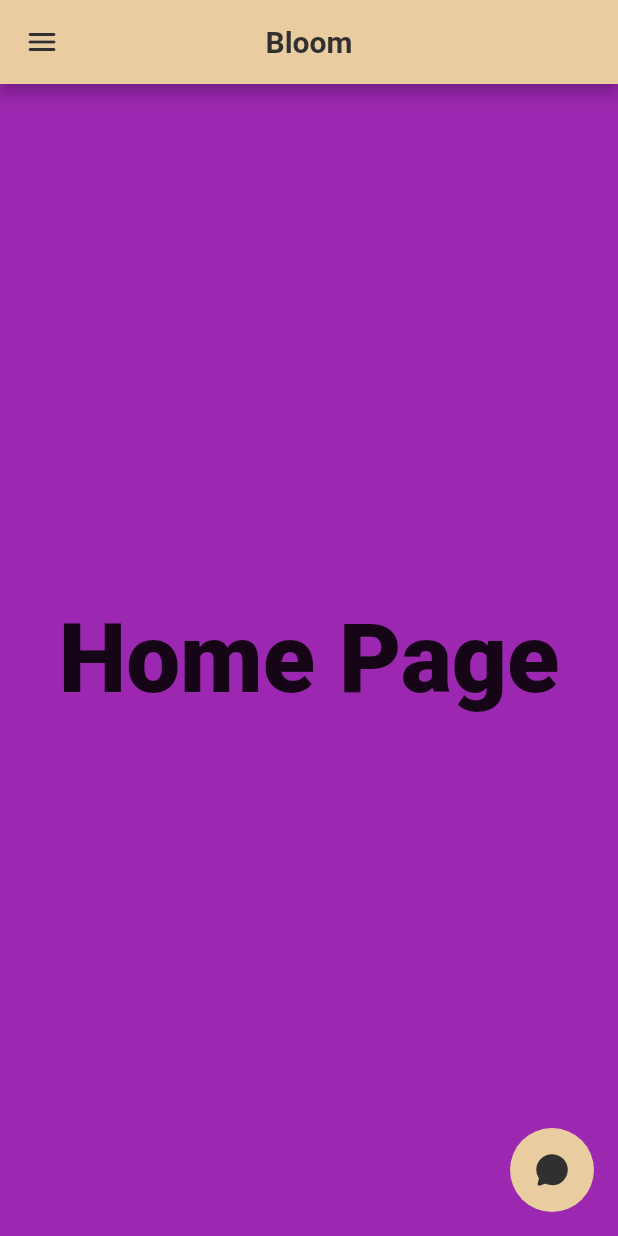
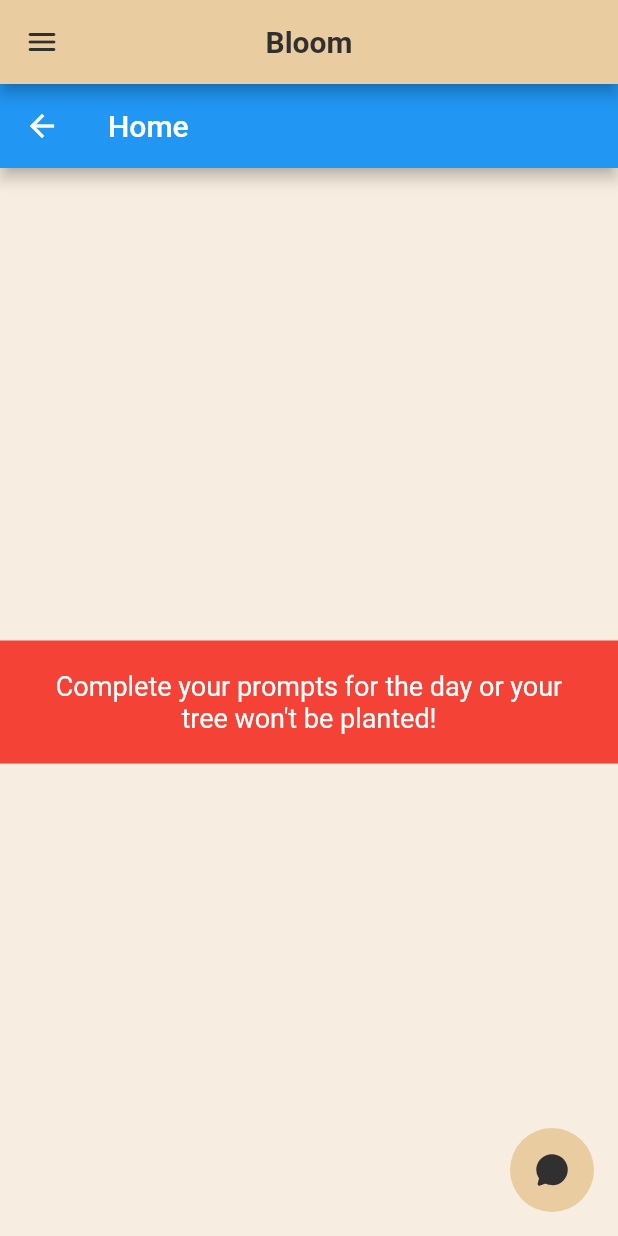
Before and after one commit to exoad/BloomApp, a Flutter app: the MainApp screen opened directly, on a phone screen of 412 x 824 dp. Run offline on Flutter 3.47's test engine with Material 2 defaults, Android fonts, the phone set to English and light mode, and no system bars; our stand-ins replace ionicons, shared_preferences, yaml; accounts and stored records are empty.

Commit message:
Fixed garden + banner homepage

```diff
--- a/lib/main.dart
+++ b/lib/main.dart
@@ -8,6 +8,7 @@ import 'package:blosso_mindfulness/bits/helper.dart';
 import 'package:blosso_mindfulness/bits/consts.dart';
 import 'package:shared_preferences/shared_preferences.dart';
 import 'package:intl/intl.dart';
+import 'dart:math';
 
 void main() {
   WidgetsFlutterBinding.ensureInitialized();
@@ -260,26 +261,28 @@ class _InputDetailsControllerRowState
 }
 
 class GardenPage extends StatefulWidget {
-  const GardenPage({super.key});
-  //got this to work
   @override
   _GardenPageState createState() => _GardenPageState();
 }
 
 class _GardenPageState extends State<GardenPage> {
   DateTime currentMonth = DateTime.now();
+  Random random = Random();
+  DateTime getFirstDayOfWeekForWeek(int weekIndex, int year, int month) {
+        DateTime firstDayOfMonth = DateTime(year, month, 1);
+        int daysToSkip = weekIndex * 7;  // 7 days per week
+        return firstDayOfMonth.add(Duration(days: daysToSkip));
+      }
   @override
   Widget build(BuildContext context) {
     return Scaffold(
       appBar: AppBar(
-        title: Text(
-            '${DateFormat.MMMM().format(currentMonth)} ${currentMonth.year}'),
+        title: Text('${DateFormat.MMMM().format(currentMonth)} ${currentMonth.year}'),
         leading: IconButton(
           icon: const Icon(Icons.arrow_left),
           onPressed: () {
             setState(() {
-              currentMonth = DateTime(
-                  currentMonth.year, currentMonth.month - 1, 1);
+              currentMonth = DateTime(currentMonth.year, currentMonth.month - 1, 1);
             });
           },
         ),
@@ -288,51 +291,148 @@ class _GardenPageState extends State<GardenPage> {
             icon: const Icon(Icons.arrow_right),
             onPressed: () {
               setState(() {
-                currentMonth = DateTime(
-                    currentMonth.year, currentMonth.month + 1, 1);
+                currentMonth = DateTime(currentMonth.year, currentMonth.month + 1, 1);
               });
             },
-          )
+          ),
+          IconButton(
+            icon: const Icon(Icons.refresh),
+            onPressed: () => setState(() {}), // This will refresh the page and replant the flowers
+          ),
         ],
       ),
       body: ListView.builder(
-        itemCount:
-            getNumberOfWeeks(currentMonth.year, currentMonth.month),
+        itemCount: getNumberOfWeeks(currentMonth.year, currentMonth.month),
         itemBuilder: (context, index) {
-          if (index == 0) {
-            return Container(
-              height: 150.0,
-              color: Colors.green,
-              child:
-                  const Center(child: Text('Current Weeks Garden')),
-            );
-          } else {
-            return Container(
-              height: 100.0,
-              color: Colors.green[300 + (index * 100) % 300],
-              child: Center(child: Text('Week ${index + 1} Garden')),
-            );
-          }
+          DateTime firstDayOfWeek = getFirstDayOfWeekForWeek(index, currentMonth.year, currentMonth.month);
+          String formattedDate = "${firstDayOfWeek.month}-${firstDayOfWeek.day}";
+          return Column(
+            children: [
+              Container(
+                padding: const EdgeInsets.all(10.0),
+                color: Colors.green,  // or any color you prefer
+                child: Center(child: Text('Week of $formattedDate')),
+              ),
+              Stack(
+                children: [
+                  Container(
+                    height: 150.0,
+                    decoration: const BoxDecoration(
+                      image: DecorationImage(
+                        image: AssetImage('assets/Background/Background1.jpeg'),
+                        fit: BoxFit.cover,
+                      ),
+                    ),
+                  ),
+                  ...generateFlowers(),  // Spread operator to put the list of flowers onto the stack
+                ],
+              ),
+            ],
+          );
         },
       ),
+
     );
   }
 
   int getNumberOfWeeks(int year, int month) {
-    //able to display months and weeks accurately
-    //i need to go to sleep now fuck
     DateTime lastDayOfMonth = DateTime(year, month + 1, 0);
     int weekdayOfFirst = DateTime(year, month, 1).weekday;
     int weekdayOfLast = lastDayOfMonth.weekday;
     int daysInFirstWeek = 8 - weekdayOfFirst;
     int daysInLastWeek = weekdayOfLast;
-    int daysInBetween =
-        lastDayOfMonth.day - daysInFirstWeek - daysInLastWeek;
-    return (daysInBetween / 7).ceil() +
-        2; //adds for first and last week yo
+    int daysInBetween = lastDayOfMonth.day - daysInFirstWeek - daysInLastWeek;
+    return (daysInBetween / 7).ceil() + 2;
+  }
+
+  List<Widget> generateFlowers() {
+    List<Widget> flowers = [];
+
+    // Defining 7 spots for the flowers on the background
+    List<Offset> spots = [
+      const Offset(50, 100),
+      const Offset(100, 100),
+      const Offset(150, 100),
+      const Offset(200, 100),
+      const Offset(250, 100),
+      const Offset(300, 100),
+      const Offset(350, 100),
+    ];
+
+    for (var spot in spots) {
+      int flowerNum = random.nextInt(7) + 1; // Random number between 1 and 7
+      flowers.add(
+
+        Positioned(
+          left: spot.dx,
+          top: spot.dy,
+          child: Image.asset('assets/Flowers/Flower$flowerNum.png', width: 50, height: 50), // Adjust width and height as needed
+        ),
+      );
+    }
+
+    return flowers;
   }
 }
+class HomePage extends StatefulWidget {
+  @override
+  _HomePageState createState() => _HomePageState();
+}
+class _HomePageState extends State<HomePage>{
+  bool hasCompletedTask = false; //NEED TO CHANGE BASED ON IF THEY COMPLETED OR NOT
 
+  @override
+  Widget build(BuildContext context) {
+    return Scaffold(
+      appBar: AppBar(
+        title: const Text('Home'),
+      ),
+      body: Column(
+        mainAxisAlignment: MainAxisAlignment.center,
+        children: [
+          if (hasCompletedTask) ...[
+            // Show Mood and Rating
+            Container(
+              padding: const EdgeInsets.all(20),
+              decoration: BoxDecoration(
+                gradient: const LinearGradient(
+                  colors: [Colors.purple, Colors.blue],
+                  begin: Alignment.topLeft,
+                  end: Alignment.bottomRight,
+                ),
+                borderRadius: BorderRadius.circular(15),
+              ),
+              child: const Column(
+                children: [
+                  Text(
+                    'Your Mood Today: Happy', // Replace 'Happy' with actual mood data
+                    style: TextStyle(color: Colors.white, fontSize: 18),
+                  ),
+                  SizedBox(height: 10),
+                  Text(
+                    'Rating: 4.5/5', // Replace '4.5/5' with actual rating data
+                    style: TextStyle(color: Colors.white, fontSize: 18),
+                  ),
+                ],
+              ),
+            )
+          ] else ...[
+            // Reminder to complete the task
+            Container(
+              padding: const EdgeInsets.all(20),
+              color: Colors.red,
+              child: const Text(
+                'Complete your prompts for the day or your tree won\'t be planted!',
+                style: TextStyle(color: Colors.white, fontSize: 18),
+                textAlign: TextAlign.center,
+              ),
+            ),
+          ],
+        ],
+      ),
+    );
+  }
+}
 class _MainAppState extends State<MainApp> {
   final PageController pageController =
       PageController(initialPage: 0);
@@ -400,7 +500,7 @@ class _MainAppState extends State<MainApp> {
                               Navigator.of(context).pop();
                               _animateToPage(0);
                               setState(() {
-                                appBarTitle = "Home";
+                                appBarTitle = "Bloom";
                               });
                             }),
                         makeListTile_SideDrawer(
@@ -410,7 +510,7 @@ class _MainAppState extends State<MainApp> {
                               Navigator.of(context).pop();
                               _animateToPage(6);
                               setState(() {
-                                appBarTitle = "Personal Chat";
+                                appBarTitle = "Bloom";
                               });
                             }),
                         makeListTile_SideDrawer(
@@ -420,7 +520,7 @@ class _MainAppState extends State<MainApp> {
                               Navigator.of(context).pop();
                               _animateToPage(1);
                               setState(() {
-                                appBarTitle = "Personalized Tips";
+                                appBarTitle = "Bloom";
                               });
                             }),
                         makeListTile_SideDrawer(
@@ -430,7 +530,7 @@ class _MainAppState extends State<MainApp> {
                               Navigator.of(context).pop();
                               _animateToPage(3);
                               setState(() {
-                                appBarTitle = "Personal Statistics";
+                                appBarTitle = "Bloom";
                               });
                             }),
                         makeListTile_SideDrawer(
@@ -441,7 +541,7 @@ class _MainAppState extends State<MainApp> {
                               Navigator.of(context).pop();
                               _animateToPage(2);
                               setState(() {
-                                appBarTitle = "Garden";
+                                appBarTitle = "Bloom";
                               });
                             }),
                         makeListTile_SideDrawer(
@@ -451,7 +551,7 @@ class _MainAppState extends State<MainApp> {
                               Navigator.of(context).pop();
                               _animateToPage(4);
                               setState(() {
-                                appBarTitle = "Settings";
+                                appBarTitle = "Bloom";
                               });
                             }),
                         if (APP_DEVELOPMENT_MODE)
@@ -485,11 +585,10 @@ class _MainAppState extends State<MainApp> {
           allowImplicitScrolling: false,
           children: <Widget>[
             //const Page1_Home(),
-            debug_wrapPageNumber(
-                bg: Colors.purple, text: "Home Page"), // 0
+            HomePage(),// 0
             debug_wrapPageNumber(
                 bg: Colors.purple, text: "Tips Page"), // 1
-            const GardenPage(), // 2
+            GardenPage(), // 2
             _StatsPage(), // 3
             debug_wrapPageNumber(
                 bg: Colors.red, text: "Settings Page"), // 4
```
Also changed, not shown: pubspec.yaml (+9 -0 lines), assets/Background/Background1.jpeg (added), assets/Flowers/Flower2.png (added), assets/Flowers/Flower3.png (added), assets/Flowers/Flower4.png (added), 4 other files.
